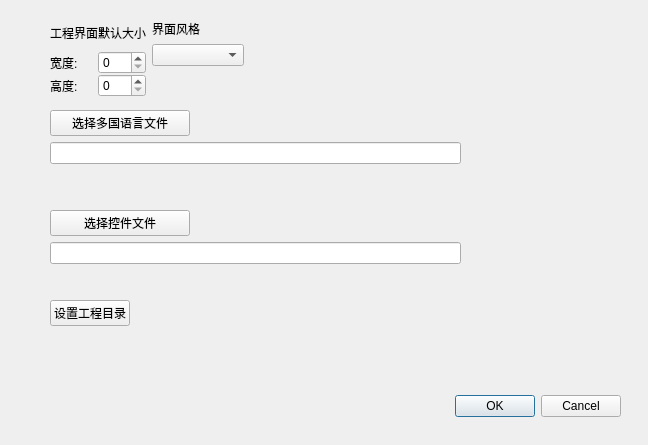
Old version of the form globalset.ui in the repository yjdwbj/ui-tools.
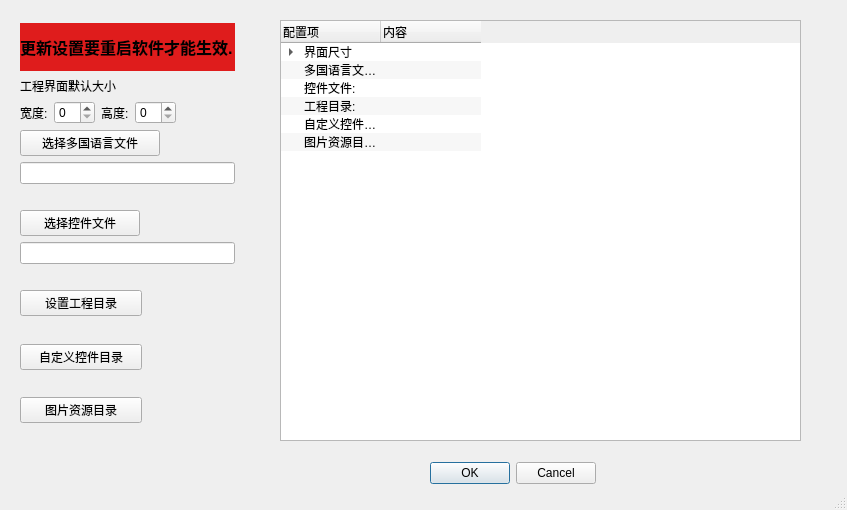
New version of the form. Icons and pictures are not drawn.

```diff
--- a/globalset.ui
+++ b/globalset.ui
@@ -6,20 +6,26 @@
    <rect>
     <x>0</x>
     <y>0</y>
-    <width>648</width>
-    <height>445</height>
+    <width>847</width>
+    <height>510</height>
    </rect>
   </property>
   <property name="windowTitle">
    <string>Dialog</string>
   </property>
+  <property name="sizeGripEnabled">
+   <bool>true</bool>
+  </property>
+  <property name="modal">
+   <bool>false</bool>
+  </property>
   <widget class="QDialogButtonBox" name="buttonBox">
    <property name="geometry">
     <rect>
-     <x>0</x>
-     <y>390</y>
-     <width>621</width>
-     <height>32</height>
+     <x>420</x>
+     <y>460</y>
+     <width>176</width>
+     <height>27</height>
     </rect>
    </property>
    <property name="orientation">
@@ -29,15 +35,93 @@
     <set>QDialogButtonBox::Cancel|QDialogButtonBox::Ok</set>
    </property>
   </widget>
-  <widget class="QWidget" name="layoutWidget_2">
+  <widget class="QWidget" name="layoutWidget">
    <property name="geometry">
     <rect>
-     <x>50</x>
-     <y>110</y>
-     <width>411</width>
-     <height>77</height>
+     <x>20</x>
+     <y>23</y>
+     <width>215</width>
+     <height>422</height>
     </rect>
    </property>
+   <layout class="QVBoxLayout" name="verticalLayout_4">
+    <item>
+     <widget class="QLabel" name="label_4">
+      <property name="font">
+       <font>
+        <pointsize>12</pointsize>
+        <weight>75</weight>
+        <bold>true</bold>
+       </font>
+      </property>
+      <property name="autoFillBackground">
+       <bool>false</bool>
+      </property>
+      <property name="styleSheet">
+       <string notr="true">background-color: rgb(223, 28, 28);</string>
+      </property>
+      <property name="text">
+       <string>更新设置要重启软件才能生效.</string>
+      </property>
+     </widget>
+    </item>
+    <item>
+     <layout class="QVBoxLayout" name="verticalLayout_3">
+      <item>
+       <widget class="QLabel" name="label_3">
+        <property name="text">
+         <string>工程界面默认大小</string>
+        </property>
+       </widget>
+      </item>
+      <item>
+       <layout class="QHBoxLayout" name="horizontalLayout_3">
+        <item>
+         <layout class="QHBoxLayout" name="horizontalLayout_2">
+          <item>
+           <widget class="QLabel" name="label">
+            <property name="text">
+             <string>宽度:</string>
+            </property>
+           </widget>
+          </item>
+          <item>
+           <widget class="QSpinBox" name="prj_width"/>
+          </item>
+         </layout>
+        </item>
+        <item>
+         <layout class="QHBoxLayout" name="horizontalLayout">
+          <item>
+           <widget class="QLabel" name="label_2">
+            <property name="text">
+             <string>高度:</string>
+            </property>
+           </widget>
+          </item>
+          <item>
+           <widget class="QSpinBox" name="prj_height"/>
+          </item>
+          <item>
+           <spacer name="horizontalSpacer">
+            <property name="orientation">
+             <enum>Qt::Horizontal</enum>
+            </property>
+            <property name="sizeHint" stdset="0">
+             <size>
+              <width>40</width>
+              <height>20</height>
+             </size>
+            </property>
+           </spacer>
+          </item>
+         </layout>
+        </item>
+       </layout>
+      </item>
+     </layout>
+    </item>
+    <item>
    <layout class="QVBoxLayout" name="verticalLayout">
     <item>
      <widget class="QPushButton" name="open_mlang">
@@ -74,22 +158,14 @@
      </widget>
     </item>
    </layout>
-  </widget>
-  <widget class="QWidget" name="layoutWidget_4">
-   <property name="geometry">
-    <rect>
-     <x>50</x>
-     <y>210</y>
-     <width>411</width>
-     <height>77</height>
-    </rect>
-   </property>
+    </item>
+    <item>
    <layout class="QVBoxLayout" name="verticalLayout_2">
     <item>
      <widget class="QPushButton" name="open_prjjson">
       <property name="maximumSize">
        <size>
-        <width>140</width>
+          <width>120</width>
         <height>27</height>
        </size>
       </property>
@@ -120,105 +196,8 @@
      </widget>
     </item>
    </layout>
-  </widget>
-  <widget class="QWidget" name="layoutWidget">
-   <property name="geometry">
-    <rect>
-     <x>50</x>
-     <y>20</y>
-     <width>194</width>
-     <height>77</height>
-    </rect>
-   </property>
-   <layout class="QHBoxLayout" name="horizontalLayout">
-    <item>
-     <layout class="QVBoxLayout" name="verticalLayout_3">
-      <item>
-       <widget class="QLabel" name="label_3">
-        <property name="text">
-         <string>工程界面默认大小</string>
-        </property>
-       </widget>
       </item>
       <item>
-       <layout class="QGridLayout" name="gridLayout">
-        <property name="leftMargin">
-         <number>0</number>
-        </property>
-        <property name="topMargin">
-         <number>0</number>
-        </property>
-        <property name="rightMargin">
-         <number>0</number>
-        </property>
-        <property name="bottomMargin">
-         <number>0</number>
-        </property>
-        <property name="spacing">
-         <number>0</number>
-        </property>
-        <item row="0" column="0">
-         <widget class="QLabel" name="label">
-          <property name="text">
-           <string>宽度:</string>
-          </property>
-         </widget>
-        </item>
-        <item row="0" column="1">
-         <widget class="QSpinBox" name="prj_width"/>
-        </item>
-        <item row="1" column="0">
-         <widget class="QLabel" name="label_2">
-          <property name="text">
-           <string>高度:</string>
-          </property>
-         </widget>
-        </item>
-        <item row="1" column="1">
-         <widget class="QSpinBox" name="prj_height"/>
-        </item>
-       </layout>
-      </item>
-     </layout>
-    </item>
-    <item>
-     <layout class="QVBoxLayout" name="verticalLayout_4">
-      <item>
-       <widget class="QLabel" name="label_4">
-        <property name="text">
-         <string>界面风格</string>
-        </property>
-       </widget>
-      </item>
-      <item>
-       <widget class="QComboBox" name="gstyle"/>
-      </item>
-      <item>
-       <spacer name="verticalSpacer">
-        <property name="orientation">
-         <enum>Qt::Vertical</enum>
-        </property>
-        <property name="sizeHint" stdset="0">
-         <size>
-          <width>20</width>
-          <height>40</height>
-         </size>
-        </property>
-       </spacer>
-      </item>
-     </layout>
-    </item>
-   </layout>
-  </widget>
-  <widget class="QWidget" name="layoutWidget">
-   <property name="geometry">
-    <rect>
-     <x>50</x>
-     <y>300</y>
-     <width>411</width>
-     <height>50</height>
-    </rect>
-   </property>
    <layout class="QVBoxLayout" name="verticalLayout_5">
     <property name="sizeConstraint">
      <enum>QLayout::SetFixedSize</enum>
@@ -247,6 +226,166 @@
      </widget>
     </item>
    </layout>
+    </item>
+    <item>
+     <layout class="QVBoxLayout" name="verticalLayout_6">
+      <property name="sizeConstraint">
+       <enum>QLayout::SetFixedSize</enum>
+      </property>
+      <item>
+       <widget class="QPushButton" name="open_custom_com">
+        <property name="maximumSize">
+         <size>
+          <width>122</width>
+          <height>16777215</height>
+         </size>
+        </property>
+        <property name="toolTip">
+         <string>设置自定义控件目录</string>
+        </property>
+        <property name="text">
+         <string>自定义控件目录</string>
+        </property>
+        <property name="icon">
+         <iconset resource="icons.qrc">
+          <normaloff>:/icon/icons/fileopen.png</normaloff>:/icon/icons/fileopen.png</iconset>
+        </property>
+       </widget>
+      </item>
+      <item>
+       <widget class="QLabel" name="prj_com_view">
+        <property name="text">
+         <string/>
+        </property>
+       </widget>
+      </item>
+     </layout>
+    </item>
+    <item>
+     <layout class="QVBoxLayout" name="verticalLayout_7">
+      <property name="sizeConstraint">
+       <enum>QLayout::SetFixedSize</enum>
+      </property>
+      <item>
+       <widget class="QPushButton" name="open_image_dir">
+        <property name="maximumSize">
+         <size>
+          <width>122</width>
+          <height>16777215</height>
+         </size>
+        </property>
+        <property name="toolTip">
+         <string>设置工程图片资源位置</string>
+        </property>
+        <property name="text">
+         <string>图片资源目录</string>
+        </property>
+        <property name="icon">
+         <iconset resource="icons.qrc">
+          <normaloff>:/icon/icons/fileopen.png</normaloff>:/icon/icons/fileopen.png</iconset>
+        </property>
+       </widget>
+      </item>
+      <item>
+       <widget class="QLabel" name="prjimg_view">
+        <property name="text">
+         <string/>
+        </property>
+       </widget>
+      </item>
+     </layout>
+    </item>
+   </layout>
+  </widget>
+  <widget class="QTreeWidget" name="treeWidget">
+   <property name="geometry">
+    <rect>
+     <x>280</x>
+     <y>20</y>
+     <width>521</width>
+     <height>421</height>
+    </rect>
+   </property>
+   <property name="alternatingRowColors">
+    <bool>true</bool>
+   </property>
+   <attribute name="headerStretchLastSection">
+    <bool>false</bool>
+   </attribute>
+   <column>
+    <property name="text">
+     <string>配置项</string>
+    </property>
+   </column>
+   <column>
+    <property name="text">
+     <string>内容</string>
+    </property>
+   </column>
+   <item>
+    <property name="text">
+     <string>界面尺寸</string>
+    </property>
+    <property name="text">
+     <string/>
+    </property>
+    <property name="toolTip">
+     <string extracomment="新建界面的大小"/>
+    </property>
+    <item>
+     <property name="text">
+      <string>宽:</string>
+     </property>
+    </item>
+    <item>
+     <property name="text">
+      <string>高:</string>
+     </property>
+    </item>
+   </item>
+   <item>
+    <property name="text">
+     <string>多国语言文件:</string>
+    </property>
+    <property name="text">
+     <string/>
+    </property>
+    <property name="toolTip">
+     <string extracomment="多国语言文件,office2003版本的xls,或者是UTF8格式,间隔为分号(;)的CSV文本文件."/>
+    </property>
+   </item>
+   <item>
+    <property name="text">
+     <string>控件文件:</string>
+    </property>
+    <property name="toolTip">
+     <string extracomment="原始的模版控件文件,json格式."/>
+    </property>
+   </item>
+   <item>
+    <property name="text">
+     <string>工程目录:</string>
+    </property>
+    <property name="toolTip">
+     <string extracomment="工程保存的目录,默认是程序运行目录."/>
+    </property>
+   </item>
+   <item>
+    <property name="text">
+     <string>自定义控件目录:</string>
+    </property>
+    <property name="toolTip">
+     <string extracomment="自定义的模版控件目录,默认是widgets目录."/>
+    </property>
+   </item>
+   <item>
+    <property name="text">
+     <string>图片资源目录:</string>
+    </property>
+    <property name="toolTip">
+     <string extracomment="工程中要用到的图片资源目录,默认是 images"/>
+    </property>
+   </item>
   </widget>
  </widget>
  <resources>
```
Left out of the diff: 8 changed lines with no effect on the pictures. Lines whose indentation alone changed are shown as unchanged.
